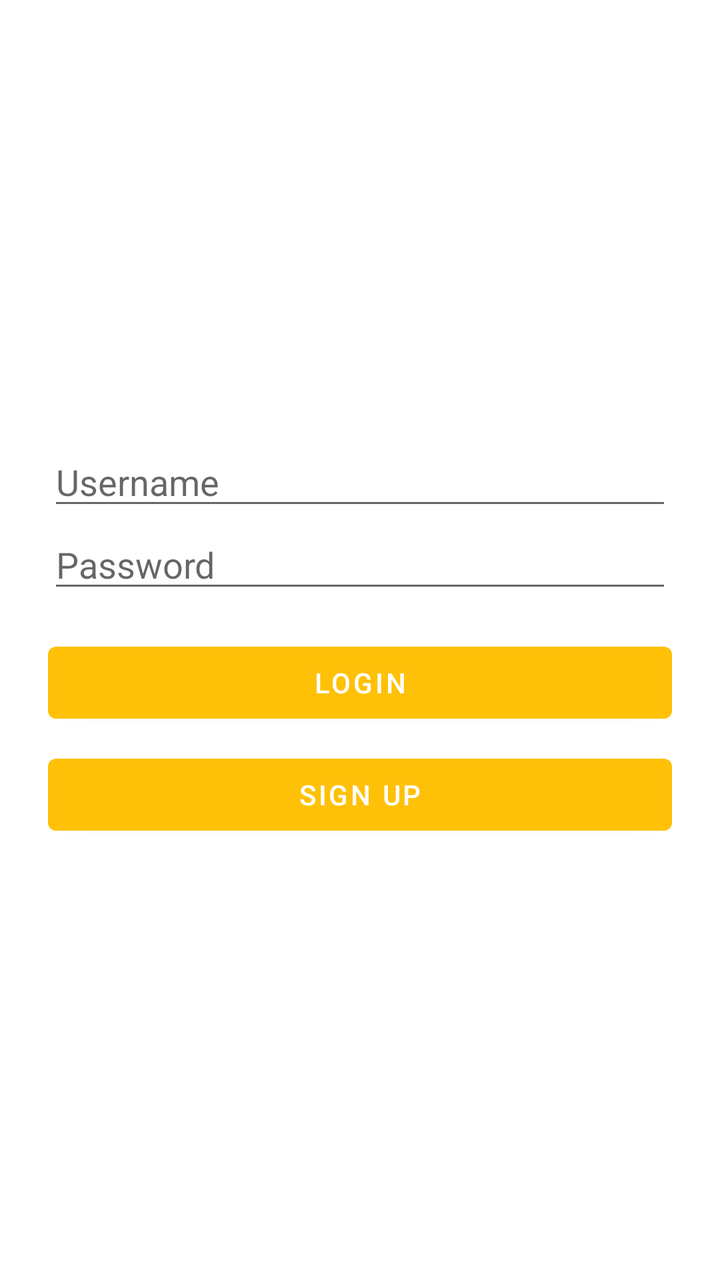
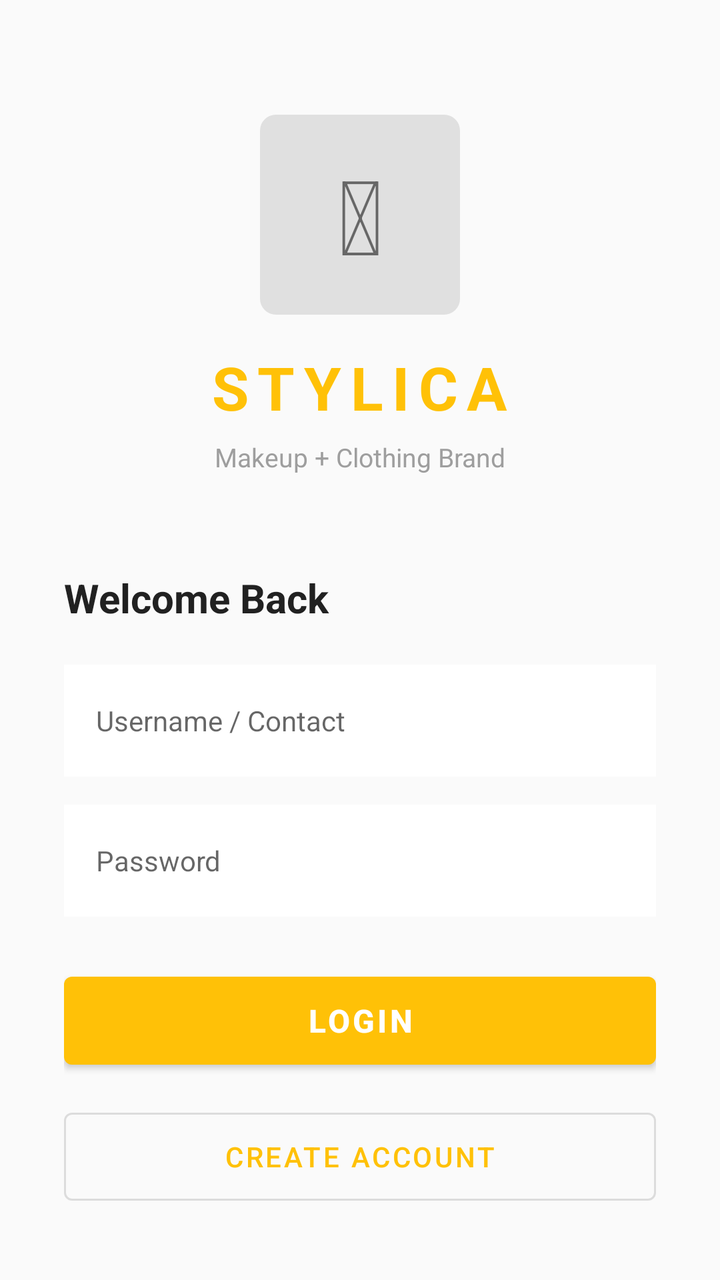

Before-and-after screenshots of an Android layout around one commit, followed by the original layout XML and the change that was made.
<!-- AndroidManifest.xml: application theme Theme.Stylica -->
<!-- res/layout/activity_login.xml -->
<?xml version="1.0" encoding="utf-8"?>
<LinearLayout xmlns:android="http://schemas.android.com/apk/res/android"
    android:layout_width="match_parent"
    android:layout_height="match_parent"
    android:orientation="vertical"
    android:padding="24dp"
    android:gravity="center">

    <EditText
        android:id="@+id/editTextUsername"
        android:layout_width="match_parent"
        android:layout_height="wrap_content"
        android:hint="Username" />

    <EditText
        android:id="@+id/editTextPassword"
        android:layout_width="match_parent"
        android:layout_height="wrap_content"
        android:hint="Password"
        android:inputType="textPassword" />

    <Button
        android:id="@+id/buttonLogin"
        android:layout_width="match_parent"
        android:layout_height="wrap_content"
        android:text="Login"
        android:layout_marginTop="16dp" />

    <Button
        android:id="@+id/buttonSignup"
        android:layout_width="match_parent"
        android:layout_height="wrap_content"
        android:text="Sign Up"
        android:layout_marginTop="8dp" />

</LinearLayout>
<!-- resources referenced by this layout -->
<resources>
  <style name="Theme.Stylica" parent="Theme.MaterialComponents.Light.DarkActionBar">
          <item name="colorPrimary">@color/primary</item>
          <item name="colorPrimaryVariant">@color/primary_dark</item>
          <item name="colorOnPrimary">@color/white</item>
          <item name="colorSecondary">@color/accent</item>
          <item name="colorSecondaryVariant">@color/accent</item>
          <item name="colorOnSecondary">@color/white</item>
          <item name="android:statusBarColor">?attr/colorPrimaryVariant</item>
      </style>
  <color name="primary">#FFC107</color>
  <color name="primary_dark">#FFA000</color>
  <color name="white">#FFFFFFFF</color>
  <color name="accent">#795548</color>
</resources>

<!-- the commit's change to res/layout/activity_login.xml (unified diff, before → after) -->
@@ -1,36 +1,106 @@
 <?xml version="1.0" encoding="utf-8"?>
-<LinearLayout xmlns:android="http://schemas.android.com/apk/res/android"
+<ScrollView xmlns:android="http://schemas.android.com/apk/res/android"
     android:layout_width="match_parent"
     android:layout_height="match_parent"
-    android:orientation="vertical"
-    android:padding="24dp"
-    android:gravity="center">
+    android:fillViewport="true"
+    android:background="#FAFAFA">
 
-    <EditText
-        android:id="@+id/editTextUsername"
+    <LinearLayout
         android:layout_width="match_parent"
         android:layout_height="wrap_content"
-        android:hint="Username" />
+        android:orientation="vertical"
+        android:paddingStart="32dp"
+        android:paddingEnd="32dp"
+        android:paddingBottom="32dp"
+        android:gravity="center">
 
-    <EditText
-        android:id="@+id/editTextPassword"
-        android:layout_width="match_parent"
-        android:layout_height="wrap_content"
-        android:hint="Password"
-        android:inputType="textPassword" />
+        
+        <TextView
+            android:layout_width="100dp"
+            android:layout_height="100dp"
+            android:text="&#128132;"
+            android:textSize="52sp"
+            android:gravity="center"
+            android:background="@drawable/ic_placeholder"
+            android:layout_marginTop="56dp"
+            android:layout_marginBottom="16dp" />
 
-    <Button
-        android:id="@+id/buttonLogin"
-        android:layout_width="match_parent"
-        android:layout_height="wrap_content"
-        android:text="Login"
-        android:layout_marginTop="16dp" />
+        
+        <TextView
+            android:layout_width="wrap_content"
+            android:layout_height="wrap_content"
+            android:text="STYLICA"
+            android:textSize="30sp"
+            android:textStyle="bold"
+            android:textColor="#FFC107"
+            android:letterSpacing="0.15"
+            android:layout_marginBottom="6dp" />
 
-    <Button
-        android:id="@+id/buttonSignup"
-        android:layout_width="match_parent"
-        android:layout_height="wrap_content"
-        android:text="Sign Up"
-        android:layout_marginTop="8dp" />
+        
+        <TextView
+            android:layout_width="wrap_content"
+            android:layout_height="wrap_content"
+            android:text="Makeup + Clothing Brand"
+            android:textSize="13sp"
+            android:textColor="#9E9E9E"
+            android:layout_marginBottom="48dp" />
 
-</LinearLayout>
+        
+        <TextView
+            android:layout_width="match_parent"
+            android:layout_height="wrap_content"
+            android:text="Welcome Back"
+            android:textSize="20sp"
+            android:textStyle="bold"
+            android:textColor="#212121"
+            android:layout_marginBottom="20dp" />
+
+        
+        <EditText
+            android:id="@+id/editTextUsername"
+            android:layout_width="match_parent"
+            android:layout_height="56dp"
+            android:hint="Username / Contact"
+            android:paddingStart="16dp"
+            android:paddingEnd="16dp"
+            android:background="@android:color/white"
+            android:inputType="text"
+            android:textSize="14sp"
+            android:layout_marginBottom="14dp" />
+
+        
+        <EditText
+            android:id="@+id/editTextPassword"
+            android:layout_width="match_parent"
+            android:layout_height="56dp"
+            android:hint="Password"
+            android:paddingStart="16dp"
+            android:paddingEnd="16dp"
+            android:background="@android:color/white"
+            android:inputType="textPassword"
+            android:textSize="14sp"
+            android:layout_marginBottom="24dp" />
+
+        
+        <Button
+            android:id="@+id/buttonLogin"
+            android:layout_width="match_parent"
+            android:layout_height="56dp"
+            android:text="LOGIN"
+            android:textSize="16sp"
+            android:textStyle="bold"
+            android:layout_marginBottom="12dp"
+            style="@style/Widget.MaterialComponents.Button" />
+
+        
+        <Button
+            android:id="@+id/buttonSignup"
+            android:layout_width="match_parent"
+            android:layout_height="56dp"
+            android:text="CREATE ACCOUNT"
+            android:textSize="14sp"
+            style="@style/Widget.MaterialComponents.Button.OutlinedButton" />
+
+    </LinearLayout>
+
+</ScrollView>
<!-- resource entries referenced after the edit -->
@@ -1,5 +1,12 @@
 <!-- resources referenced by this layout -->
 <resources>
+  <!-- drawable ic_placeholder (drawable) -->
+  <?xml version="1.0" encoding="utf-8"?>
+  <shape xmlns:android="http://schemas.android.com/apk/res/android"
+      android:shape="rectangle">
+      <solid android:color="#E0E0E0" />
+      <corners android:radius="8dp" />
+  </shape>
   <style name="Theme.Stylica" parent="Theme.MaterialComponents.Light.DarkActionBar">
           <item name="colorPrimary">@color/primary</item>
           <item name="colorPrimaryVariant">@color/primary_dark</item>
